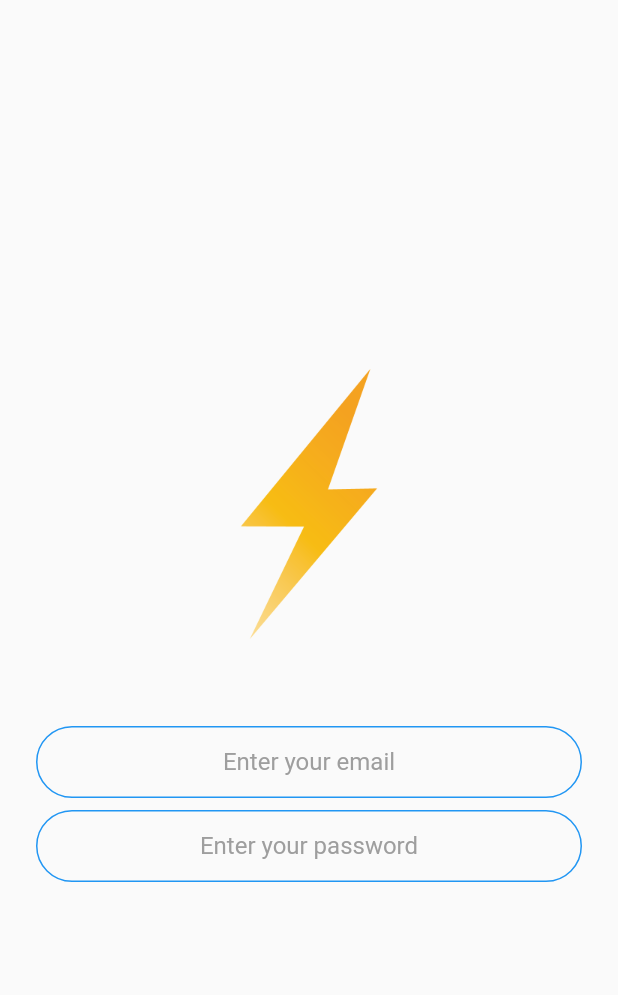
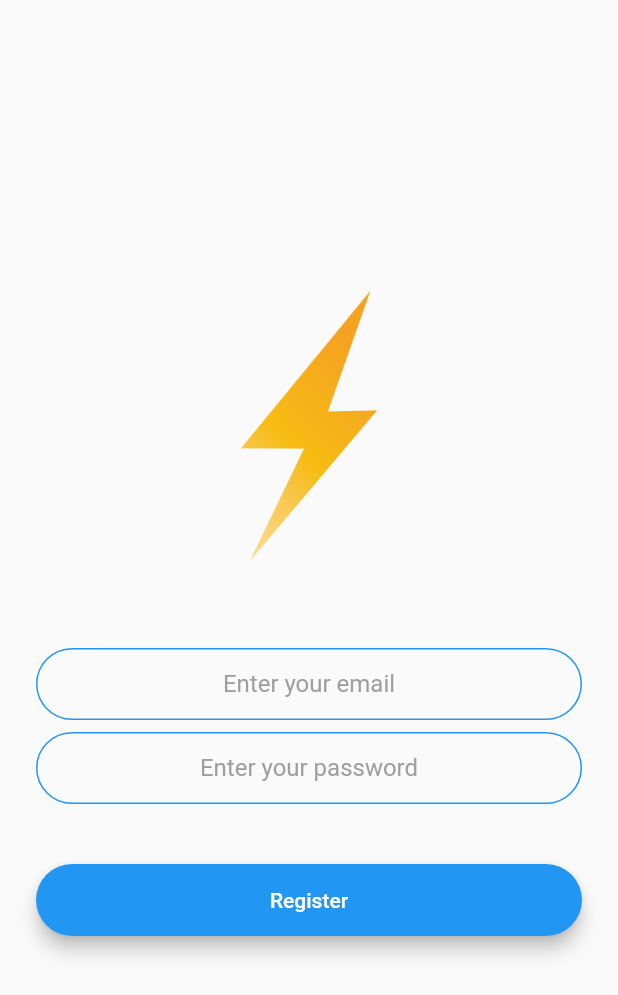
Before and after one commit to Guilherme-Calland/a1_flash_chat, a Flutter app: the screen it shows after launch, after a tap on "Register", on a phone screen of 412 x 824 dp. Shown: the top 995 px of the screen. Run offline on Flutter 3.47's test engine with Material 2 defaults, Android fonts, the phone set to English and light mode, and no system bars; our stand-ins replace animated_text_kit, firebase_auth, modal_progress_hud; missing offline and left inert: flutter_animator; accounts and stored records are empty.

Commit message:
refactoring navigation bewteen screens

```diff
--- /dev/null
+++ b/lib/components/app_methods.dart
@@ -0,0 +1,11 @@
+import 'package:flutter/material.dart';
+
+appChangeScreen(context, var newScreen){
+  return Navigator.push(
+    context,
+    PageRouteBuilder(
+      transitionDuration: Duration(seconds: 1),
+      pageBuilder: (_, __, ___) => newScreen
+    )
+  );
+}
--- a/lib/screens/registration_screen.dart
+++ b/lib/screens/registration_screen.dart
@@ -2,6 +2,8 @@ import 'package:a1_flash_chat/components/app_button.dart';
 import 'package:a1_flash_chat/components/app_styles.dart';
 import 'package:flutter/material.dart';
 import 'package:flutter_animator/flutter_animator.dart';
+import 'package:firebase_auth/firebase_auth.dart';
+import 'package:modal_progress_hud/modal_progress_hud.dart';
 
 class RegistrationScreen extends StatefulWidget {
 
@@ -12,17 +14,21 @@ class RegistrationScreen extends StatefulWidget {
 }
 
 class _RegistrationScreenState extends State<RegistrationScreen> {
-
   final GlobalKey<AnimatorWidgetState> slideInLeft =
   GlobalKey<AnimatorWidgetState>();
-
   final GlobalKey<AnimatorWidgetState> slideInRight =
   GlobalKey<AnimatorWidgetState>();
+  final _auth = FirebaseAuth.instance;
+  bool loading = false;
+  String email;
+  String password;
 
   @override
   Widget build(BuildContext context) {
     return Scaffold(
-      body: Padding(
+      body: ModalProgressHUD(
+        inAsyncCall: loading,
+        child: Padding(
           padding: EdgeInsets.symmetric(horizontal: 24),
           child:Column(
             mainAxisAlignment : MainAxisAlignment.center,
@@ -45,7 +51,7 @@ class _RegistrationScreenState extends State<RegistrationScreen> {
                 child: TextField(
                   textAlign: TextAlign.center,
                   onChanged: (value) {
-                  //something happens
+                    email = value;
                   },
                   style: TextStyle(
                     color: Colors.black
@@ -61,7 +67,7 @@ class _RegistrationScreenState extends State<RegistrationScreen> {
                 child: TextField(
                   textAlign: TextAlign.center,
                   onChanged: (value) {
-                  //something happens
+                    password = value;
                   },
                   style: TextStyle(
                     color: Colors.black
@@ -69,8 +75,19 @@ class _RegistrationScreenState extends State<RegistrationScreen> {
                   decoration: appTextFieldDecoration('Enter your password', Colors.blue)
                 )
               ),
+              SizedBox(
+                height: 24.0,
+              ),
+              AppButton(
+                title: 'Register',
+                color: Colors.blue,
+                onPressed: (){
+
+                }
+              )
             ],
           )
+        ),
       )
     );
   }
--- a/lib/screens/welcome_screen.dart
+++ b/lib/screens/welcome_screen.dart
@@ -1,4 +1,5 @@
 import 'package:a1_flash_chat/components/app_button.dart';
+import 'package:a1_flash_chat/components/app_methods.dart';
 import 'package:a1_flash_chat/screens/login_screen.dart';
 import 'package:a1_flash_chat/screens/registration_screen.dart';
 import 'package:flutter/material.dart';
@@ -67,24 +68,18 @@ class _WelcomeScreenState extends State<WelcomeScreen> {
             AppButton(
               title: 'Log in',
               color: Colors.green,
-              onPressed: () => Navigator.push(
+              onPressed: () => appChangeScreen(
                 context,
-                PageRouteBuilder(
-                  transitionDuration: Duration(seconds: 1),
-                  pageBuilder: (_, __, ___) => LoginScreen()
-                )
-              ),
+                LoginScreen()
+              )
             ),
             AppButton(
               title: 'Register',
               color: Colors.blue,
-              onPressed: () => Navigator.push(
+              onPressed: () => appChangeScreen(
                 context,
-                PageRouteBuilder(
-                  transitionDuration: Duration(seconds: 1),
-                  pageBuilder: (_, __, ___) => RegistrationScreen()
-                )
-              ),
+                RegistrationScreen()
+              )
             )
           ],
         )
--- a/pubspec.yaml
+++ b/pubspec.yaml
@@ -14,7 +14,10 @@ dependencies:
   cupertino_icons: ^0.1.3
   animated_text_kit: ^2.0.1
   flutter_animator: ^2.0.9
-
+  firebase_core: ^0.4.4+3
+  cloud_firestore: ^0.13.5
+  firebase_auth: ^0.16.0
+  modal_progress_hud: ^0.1.3
 
 dev_dependencies:
   flutter_test:
```
Also changed, not shown: pubspec.lock. Lines whose indentation alone changed are shown as unchanged.
